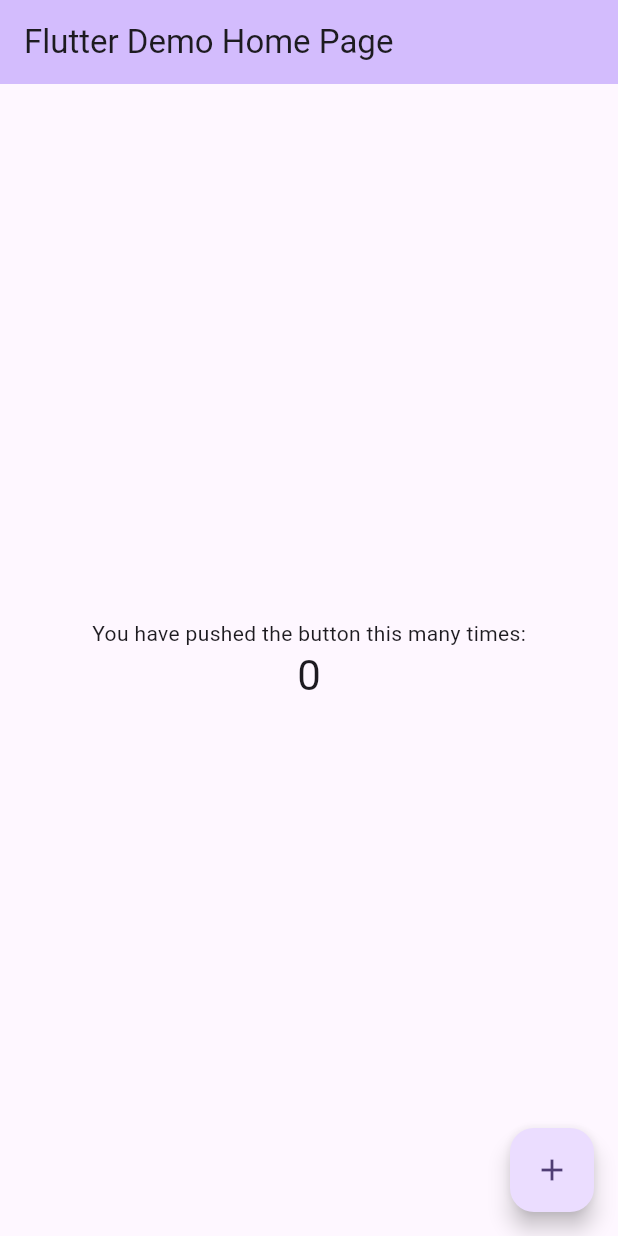
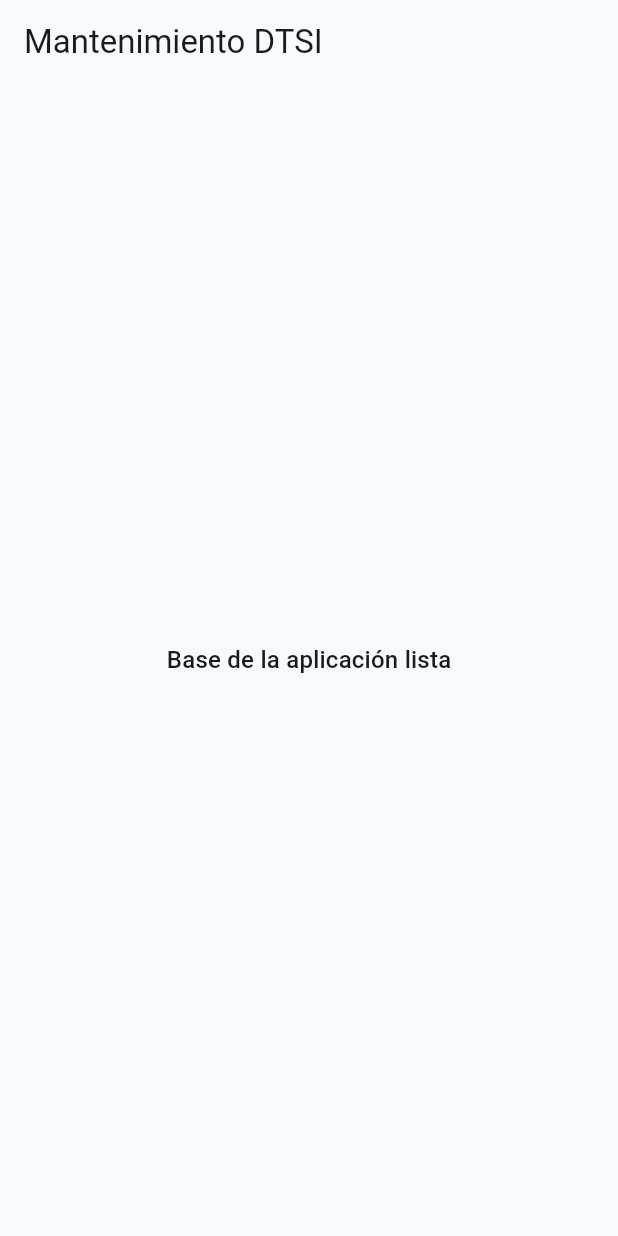
Before and after one commit to agustin-ec/mantenimiento-dtsi-app, a Flutter app: the screen it shows after launch, on a phone screen of 412 x 824 dp. Run offline on Flutter 3.47's test engine with Material 3 defaults, Android fonts, the phone set to English and light mode, and no system bars; our stand-ins replace dio, flutter_secure_storage, get, hive, hive_flutter; accounts and stored records are empty.

Commit message:
Base de la app: capas, tema claro y oscuro, cliente de red, token seguro y errores

```diff
--- a/lib/main.dart
+++ b/lib/main.dart
@@ -1,122 +1,40 @@
 import 'package:flutter/material.dart';
+import 'package:get/get.dart';
+import 'package:hive_flutter/hive_flutter.dart';
 
-void main() {
-  runApp(const MyApp());
+import 'controllers/tema_controller.dart';
+import 'screens/pantalla_inicial.dart';
+import 'theme/tema_app.dart';
+
+class Rutas {
+  static const inicio = '/';
 }
 
-class MyApp extends StatelessWidget {
-  const MyApp({super.key});
+Future<void> main() async {
+  WidgetsFlutterBinding.ensureInitialized();
+  await Hive.initFlutter();
+  final caja = await Hive.openBox(TemaController.nombreCaja);
+  final temaController = Get.put(TemaController(caja));
 
-  // This widget is the root of your application.
+  runApp(AplicacionDtsi(modoInicial: temaController.modo.value));
+}
+
+class AplicacionDtsi extends StatelessWidget {
+  final ThemeMode modoInicial;
+
+  const AplicacionDtsi({super.key, required this.modoInicial});
+
   @override
   Widget build(BuildContext context) {
-    return MaterialApp(
-      title: 'Flutter Demo',
-      theme: ThemeData(
-        // This is the theme of your application.
-        //
-        // TRY THIS: Try running your application with "flutter run". You'll see
-        // the application has a purple toolbar. Then, without quitting the app,
-        // try changing the seedColor in the colorScheme below to Colors.green
-        // and then invoke "hot reload" (save your changes or press the "hot
-        // reload" button in a Flutter-supported IDE, or press "r" if you used
-        // the command line to start the app).
-        //
-        // Notice that the counter didn't reset back to zero; the application
-        // state is not lost during the reload. To reset the state, use hot
-        // restart instead.
-        //
-        // This works for code too, not just values: Most code changes can be
-        // tested with just a hot reload.
-        colorScheme: .fromSeed(seedColor: Colors.deepPurple),
-      ),
-      home: const MyHomePage(title: 'Flutter Demo Home Page'),
+    return GetMaterialApp(
+      title: 'Mantenimiento DTSI',
+      theme: TemaApp.claro,
+      darkTheme: TemaApp.oscuro,
+      themeMode: modoInicial,
+      initialRoute: Rutas.inicio,
+      getPages: [
+        GetPage(name: Rutas.inicio, page: () => const PantallaInicial()),
+      ],
     );
   }
 }
-
-class MyHomePage extends StatefulWidget {
-  const MyHomePage({super.key, required this.title});
-
-  // This widget is the home page of your application. It is stateful, meaning
-  // that it has a State object (defined below) that contains fields that affect
-  // how it looks.
-
-  // This class is the configuration for the state. It holds the values (in this
-  // case the title) provided by the parent (in this case the App widget) and
-  // used by the build method of the State. Fields in a Widget subclass are
-  // always marked "final".
-
-  final String title;
-
-  @override
-  State<MyHomePage> createState() => _MyHomePageState();
-}
-
-class _MyHomePageState extends State<MyHomePage> {
-  int _counter = 0;
-
-  void _incrementCounter() {
-    setState(() {
-      // This call to setState tells the Flutter framework that something has
-      // changed in this State, which causes it to rerun the build method below
-      // so that the display can reflect the updated values. If we changed
-      // _counter without calling setState(), then the build method would not be
-      // called again, and so nothing would appear to happen.
-      _counter++;
-    });
-  }
-
-  @override
-  Widget build(BuildContext context) {
-    // This method is rerun every time setState is called, for instance as done
-    // by the _incrementCounter method above.
-    //
-    // The Flutter framework has been optimized to make rerunning build methods
-    // fast, so that you can just rebuild anything that needs updating rather
-    // than having to individually change instances of widgets.
-    return Scaffold(
-      appBar: AppBar(
-        // TRY THIS: Try changing the color here to a specific color (to
-        // Colors.amber, perhaps?) and trigger a hot reload to see the AppBar
-        // change color while the other colors stay the same.
-        backgroundColor: Theme.of(context).colorScheme.inversePrimary,
-        // Here we take the value from the MyHomePage object that was created by
-        // the App.build method, and use it to set our appbar title.
-        title: Text(widget.title),
-      ),
-      body: Center(
-        // Center is a layout widget. It takes a single child and positions it
-        // in the middle of the parent.
-        child: Column(
-          // Column is also a layout widget. It takes a list of children and
-          // arranges them vertically. By default, it sizes itself to fit its
-          // children horizontally, and tries to be as tall as its parent.
-          //
-          // Column has various properties to control how it sizes itself and
-          // how it positions its children. Here we use mainAxisAlignment to
-          // center the children vertically; the main axis here is the vertical
-          // axis because Columns are vertical (the cross axis would be
-          // horizontal).
-          //
-          // TRY THIS: Invoke "debug painting" (choose the "Toggle Debug Paint"
-          // action in the IDE, or press "p" in the console), to see the
-          // wireframe for each widget.
-          mainAxisAlignment: .center,
-          children: [
-            const Text('You have pushed the button this many times:'),
-            Text(
-              '$_counter',
-              style: Theme.of(context).textTheme.headlineMedium,
-            ),
-          ],
-        ),
-      ),
-      floatingActionButton: FloatingActionButton(
-        onPressed: _incrementCounter,
-        tooltip: 'Increment',
-        child: const Icon(Icons.add),
-      ),
-    );
-  }
-}
--- /dev/null
+++ b/lib/screens/pantalla_inicial.dart
@@ -0,0 +1,20 @@
+import 'package:flutter/material.dart';
+
+/// Pantalla provisional mientras no existan las pantallas de negocio.
+class PantallaInicial extends StatelessWidget {
+  const PantallaInicial({super.key});
+
+  @override
+  Widget build(BuildContext context) {
+    final tema = Theme.of(context);
+    return Scaffold(
+      appBar: AppBar(title: const Text('Mantenimiento DTSI')),
+      body: Center(
+        child: Text(
+          'Base de la aplicación lista',
+          style: tema.textTheme.titleMedium,
+        ),
+      ),
+    );
+  }
+}
--- /dev/null
+++ b/lib/theme/tema_app.dart
@@ -0,0 +1,29 @@
+import 'package:flutter/material.dart';
+
+/// Temas claro y oscuro (Material 3, colores sobrios).
+class TemaApp {
+  static const _semilla = Color(0xFF37474F);
+
+  static ThemeData get claro => _construir(Brightness.light);
+  static ThemeData get oscuro => _construir(Brightness.dark);
+
+  static ThemeData _construir(Brightness brillo) {
+    final esquema = ColorScheme.fromSeed(
+      seedColor: _semilla,
+      brightness: brillo,
+    );
+    return ThemeData(
+      useMaterial3: true,
+      colorScheme: esquema,
+      appBarTheme: AppBarTheme(
+        backgroundColor: esquema.surface,
+        foregroundColor: esquema.onSurface,
+        elevation: 0,
+        scrolledUnderElevation: 1,
+      ),
+      inputDecorationTheme: const InputDecorationTheme(
+        border: OutlineInputBorder(),
+      ),
+    );
+  }
+}
```
Also changed, not shown: lib/controllers/tema_controller.dart (added, +31 -0 lines), lib/services/almacen_token.dart (added, +18 -0 lines), lib/services/api_client.dart (added, +59 -0 lines), lib/services/api_exception.dart (added, +107 -0 lines), 4 other files.
